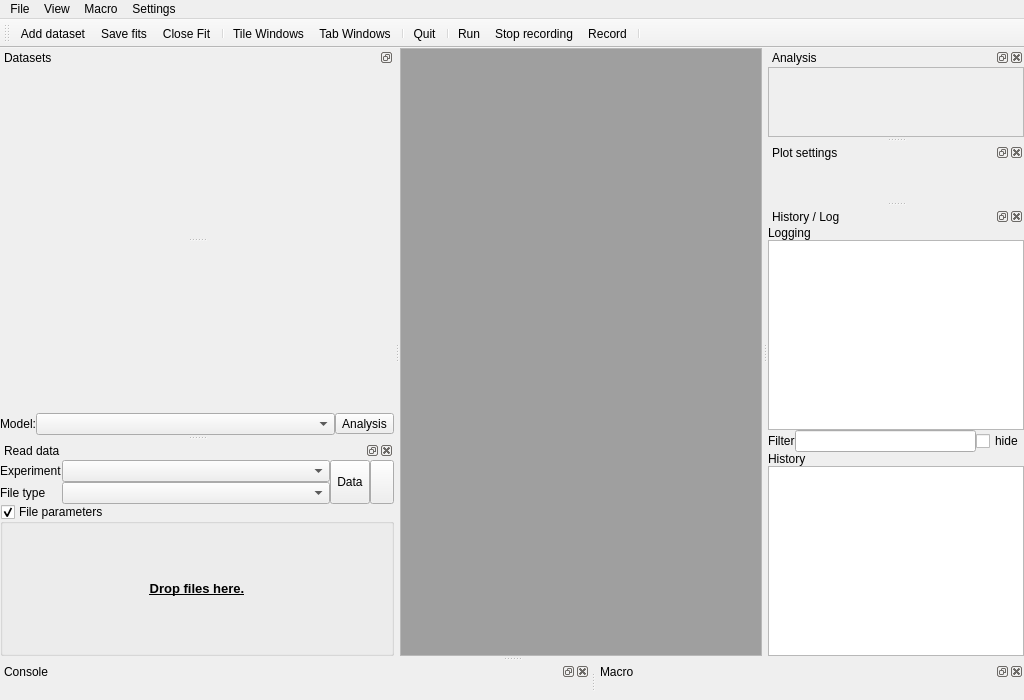
The window that chisurf/gui/gui.ui (Fluorescence-Tools/chisurf) describes before a commit, drawn with Qt 5.
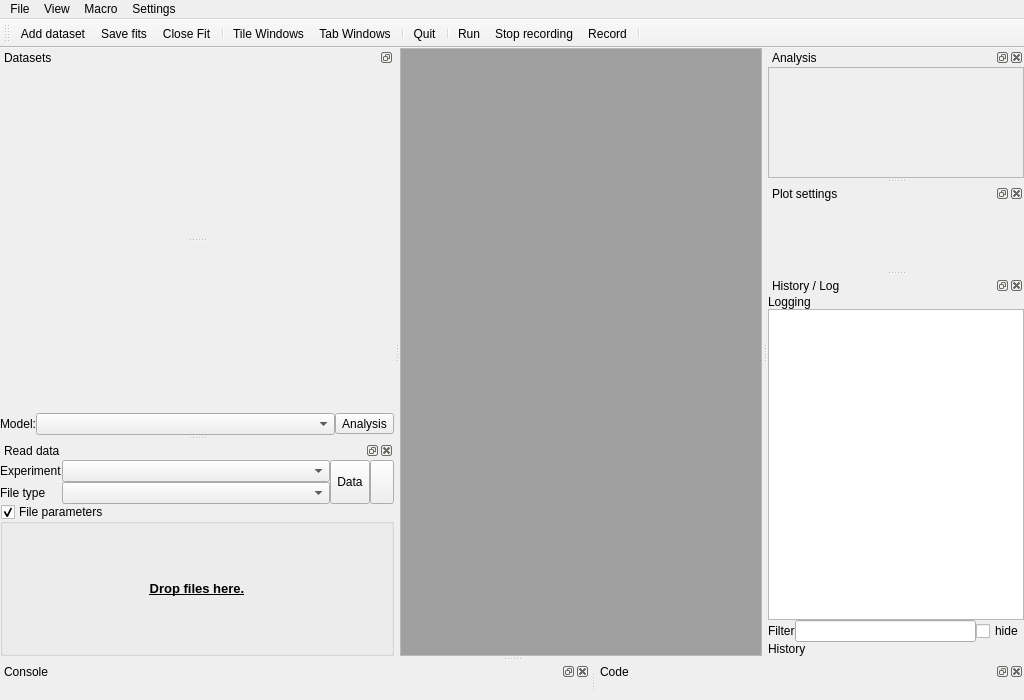
The same window after the commit. Icons and pictures are not drawn.

Commit message: Refactor CLI-only plugin handling, history integration, and UI updates

```diff
--- a/chisurf/gui/gui.ui
+++ b/chisurf/gui/gui.ui
@@ -513,7 +513,7 @@
     <bool>false</bool>
    </property>
    <property name="windowTitle">
-    <string>Macro</string>
+     <string>Code</string>
    </property>
    <attribute name="dockWidgetArea">
     <number>8</number>
@@ -615,14 +615,7 @@
       </widget>
      </item>
      <item>
-      <widget class="QPlainTextEdit" name="plainTextEditHistory">
-       <property name="lineWrapMode">
-        <enum>QPlainTextEdit::NoWrap</enum>
-       </property>
-       <property name="readOnly">
-        <bool>true</bool>
-       </property>
-      </widget>
+      <widget class="QWidget" name="historyBrowserContainer"/>
      </item>
     </layout>
    </widget>
```
Lines whose indentation alone changed are shown as unchanged. The commit also changes 3 other files.
